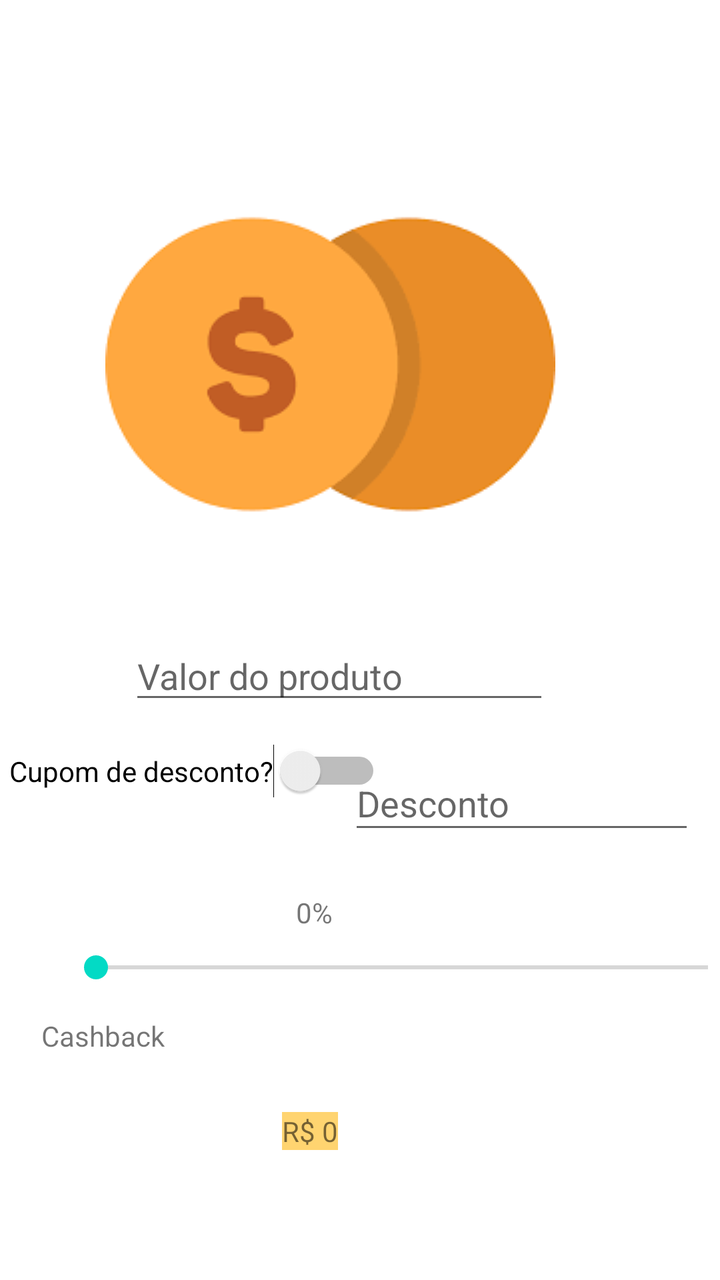
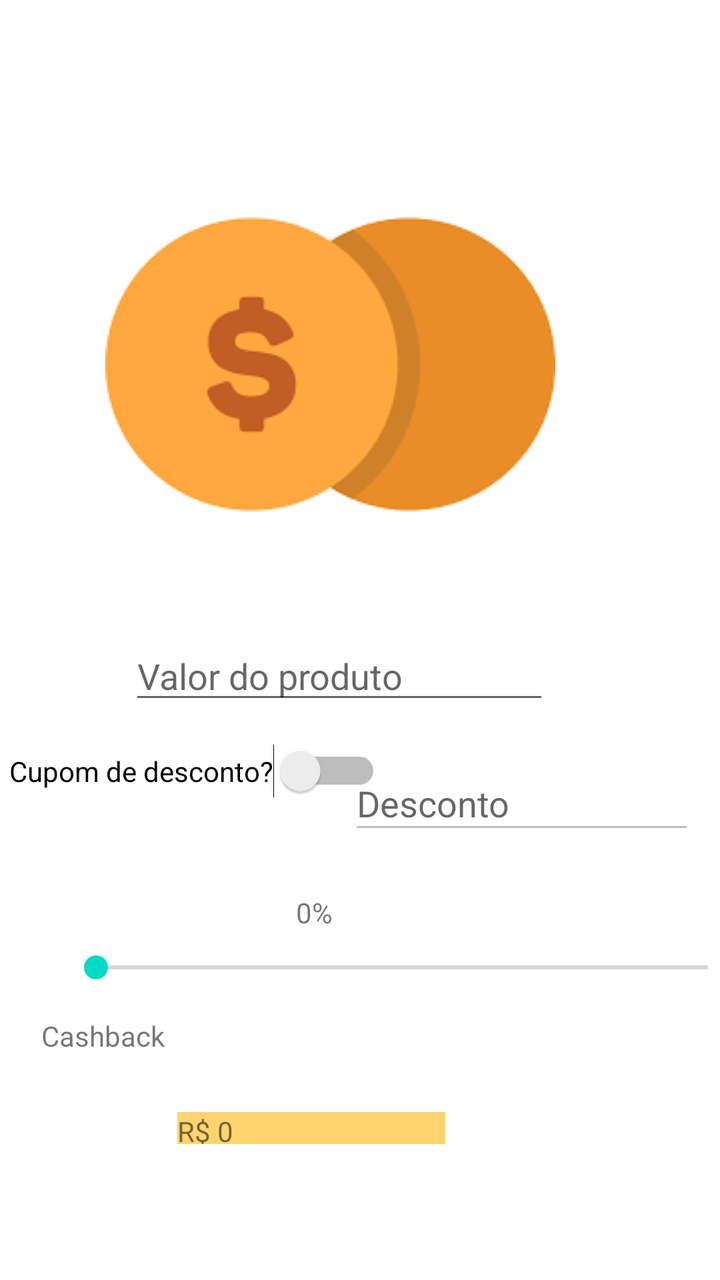

Screens rendered from an Android XML layout before and after an edit, with the pre-edit source and the edit as a unified diff.
<!-- AndroidManifest.xml: application theme Theme.Calccashback -->
<!-- res/layout/activity_main.xml -->
<?xml version="1.0" encoding="utf-8"?>
<androidx.constraintlayout.widget.ConstraintLayout xmlns:android="http://schemas.android.com/apk/res/android"
    xmlns:app="http://schemas.android.com/apk/res-auto"
    xmlns:tools="http://schemas.android.com/tools"
    android:layout_width="match_parent"
    android:layout_height="match_parent"
    tools:context=".MainActivity">

    <ImageView
        android:id="@+id/imageView"
        android:layout_width="wrap_content"
        android:layout_height="wrap_content"
        android:layout_marginStart="78dp"
        android:layout_marginTop="115dp"
        android:layout_marginEnd="108dp"
        android:layout_marginBottom="391dp"
        app:layout_constraintBottom_toBottomOf="parent"
        app:layout_constraintEnd_toEndOf="parent"
        app:layout_constraintStart_toStartOf="parent"
        app:layout_constraintTop_toTopOf="parent"
        app:srcCompat="@drawable/gorjeta" />

    <Switch
        android:id="@+id/descontoSwitch"
        android:layout_width="wrap_content"
        android:layout_height="wrap_content"
        android:layout_marginStart="32dp"
        android:layout_marginEnd="11dp"
        android:layout_marginBottom="226dp"
        android:text="Cupom de desconto?"
        app:layout_constraintBottom_toBottomOf="parent"
        app:layout_constraintEnd_toStartOf="@+id/descontoValue"
        app:layout_constraintStart_toStartOf="parent"
        app:layout_constraintTop_toBottomOf="@+id/valorProduto" />

    <EditText
        android:id="@+id/descontoValue"
        android:layout_width="173dp"
        android:layout_height="44dp"
        android:ems="10"
        android:hint="Desconto"
        android:inputType="number"
        app:layout_constraintBottom_toBottomOf="parent"
        app:layout_constraintEnd_toEndOf="parent"
        app:layout_constraintHorizontal_bias="0.932"
        app:layout_constraintStart_toStartOf="parent"
        app:layout_constraintTop_toTopOf="parent"
        app:layout_constraintVertical_bias="0.634" />

    <EditText
        android:id="@+id/valorProduto"
        android:layout_width="wrap_content"
        android:layout_height="wrap_content"
        android:layout_marginStart="90dp"
        android:layout_marginTop="21dp"
        android:layout_marginEnd="111dp"
        android:ems="10"
        android:hint="Valor do produto"
        android:inputType="number"
        app:layout_constraintEnd_toEndOf="parent"
        app:layout_constraintStart_toStartOf="parent"
        app:layout_constraintTop_toBottomOf="@+id/imageView" />

    <SeekBar
        android:id="@+id/cashbackPorcentagem"
        android:layout_width="338dp"
        android:layout_height="36dp"
        android:layout_marginStart="32dp"
        android:layout_marginEnd="41dp"
        android:max="100"
        android:progress="0"
        app:layout_constraintBottom_toBottomOf="parent"
        app:layout_constraintEnd_toEndOf="parent"
        app:layout_constraintHorizontal_bias="0.0"
        app:layout_constraintStart_toStartOf="parent"
        app:layout_constraintTop_toTopOf="parent"
        app:layout_constraintVertical_bias="0.771" />

    <TextView
        android:id="@+id/cashbackText"
        android:layout_width="wrap_content"
        android:layout_height="wrap_content"
        android:layout_marginStart="154dp"
        android:layout_marginEnd="200dp"
        android:text="0%"
        app:layout_constraintBottom_toTopOf="@+id/cashbackPorcentagem"
        app:layout_constraintEnd_toEndOf="parent"
        app:layout_constraintStart_toStartOf="parent" />

    <TextView
        android:id="@+id/textView"
        android:layout_width="wrap_content"
        android:layout_height="wrap_content"
        android:layout_marginStart="46dp"
        android:layout_marginTop="26dp"
        android:layout_marginEnd="303dp"
        android:layout_marginBottom="18dp"
        android:text="Cashback"
        app:layout_constraintBottom_toTopOf="@+id/textView2"
        app:layout_constraintEnd_toEndOf="parent"
        app:layout_constraintStart_toStartOf="parent"
        app:layout_constraintTop_toBottomOf="@+id/cashbackPorcentagem" />

    <TextView
        android:id="@+id/textView2"
        android:layout_width="wrap_content"
        android:layout_height="wrap_content"
        android:layout_marginStart="46dp"
        android:layout_marginTop="18dp"
        android:layout_marginEnd="333dp"
        android:layout_marginBottom="77dp"
        android:text="Total"
        app:layout_constraintBottom_toBottomOf="parent"
        app:layout_constraintEnd_toEndOf="parent"
        app:layout_constraintStart_toStartOf="parent"
        app:layout_constraintTop_toBottomOf="@+id/textView" />

    <TextView
        android:id="@+id/cashbackTotal"
        android:layout_width="wrap_content"
        android:layout_height="wrap_content"
        android:layout_marginStart="82dp"
        android:layout_marginTop="17dp"
        android:layout_marginEnd="163dp"
        android:layout_marginBottom="39dp"
        android:background="#ffa742"
        android:text="R$ 0"
        app:layout_constraintBottom_toTopOf="@+id/totalValue"
        app:layout_constraintEnd_toEndOf="parent"
        app:layout_constraintStart_toEndOf="@+id/textView"
        app:layout_constraintTop_toBottomOf="@+id/cashbackPorcentagem" />

    <TextView
        android:id="@+id/totalValue"
        android:layout_width="wrap_content"
        android:layout_height="wrap_content"
        android:layout_marginStart="108dp"
        android:layout_marginEnd="167dp"
        android:layout_marginBottom="65dp"
        android:background="#ffd470"
        android:text="R$ 0"
        app:layout_constraintBottom_toBottomOf="parent"
        app:layout_constraintEnd_toEndOf="parent"
        app:layout_constraintStart_toEndOf="@+id/textView2" />

</androidx.constraintlayout.widget.ConstraintLayout>
<!-- resources referenced by this layout -->
<resources>
  <!-- drawable gorjeta: png bitmap (drawable, 4162 bytes) -->
  <style name="Theme.Calccashback" parent="Theme.MaterialComponents.DayNight.DarkActionBar">
          
          <item name="colorPrimary">@color/purple_500</item>
          <item name="colorPrimaryVariant">@color/purple_700</item>
          <item name="colorOnPrimary">@color/white</item>
          
          <item name="colorSecondary">@color/teal_200</item>
          <item name="colorSecondaryVariant">@color/teal_700</item>
          <item name="colorOnSecondary">@color/black</item>
          
          <item name="android:statusBarColor" tools:targetApi="l">?attr/colorPrimaryVariant</item>
          
      </style>
  <color name="purple_500">#FF6200EE</color>
  <color name="purple_700">#FF3700B3</color>
  <color name="white">#FFFFFFFF</color>
  <color name="teal_200">#FF03DAC5</color>
  <color name="teal_700">#FF018786</color>
  <color name="black">#FF000000</color>
</resources>

<!-- the commit's change to res/layout/activity_main.xml (unified diff, before → after) -->
@@ -38,6 +38,7 @@
         android:layout_width="173dp"
         android:layout_height="44dp"
         android:ems="10"
+        android:enabled="false"
         android:hint="Desconto"
         android:inputType="number"
         app:layout_constraintBottom_toBottomOf="parent"
@@ -117,8 +118,8 @@
 
     <TextView
         android:id="@+id/cashbackTotal"
-        android:layout_width="wrap_content"
-        android:layout_height="wrap_content"
+        android:layout_width="134dp"
+        android:layout_height="18dp"
         android:layout_marginStart="82dp"
         android:layout_marginTop="17dp"
         android:layout_marginEnd="163dp"
@@ -132,15 +133,16 @@
 
     <TextView
         android:id="@+id/totalValue"
-        android:layout_width="wrap_content"
-        android:layout_height="wrap_content"
+        android:layout_width="134dp"
+        android:layout_height="16dp"
         android:layout_marginStart="108dp"
         android:layout_marginEnd="167dp"
-        android:layout_marginBottom="65dp"
+        android:layout_marginBottom="68dp"
         android:background="#ffd470"
         android:text="R$ 0"
         app:layout_constraintBottom_toBottomOf="parent"
         app:layout_constraintEnd_toEndOf="parent"
+        app:layout_constraintHorizontal_bias="0.486"
         app:layout_constraintStart_toEndOf="@+id/textView2" />
 
 </androidx.constraintlayout.widget.ConstraintLayout>
